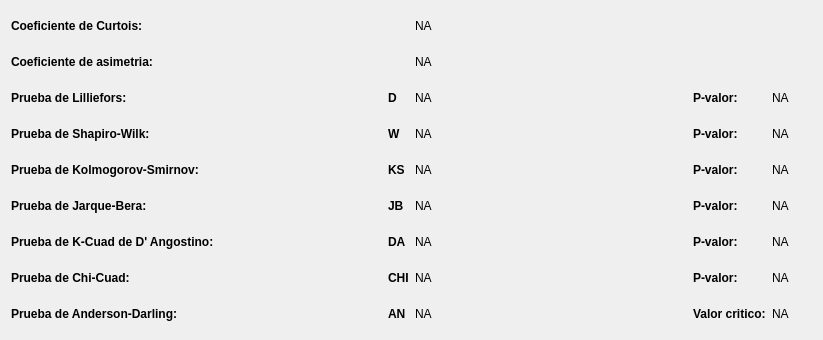
Before: the Qt Designer form view/ui/widget_test_normal_residual_not_scale.ui in vasha54/apm, drawn with Qt 5.
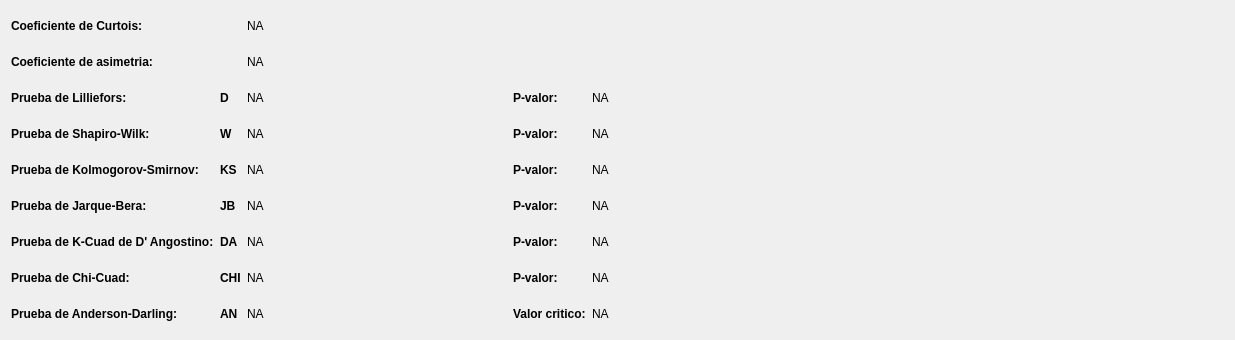
After: the same form once the commit is applied.

Patch:
```diff
--- a/view/ui/widget_test_normal_residual_not_scale.ui
+++ b/view/ui/widget_test_normal_residual_not_scale.ui
@@ -6,15 +6,17 @@
    <rect>
     <x>0</x>
     <y>0</y>
-    <width>823</width>
+    <width>1235</width>
     <height>340</height>
    </rect>
   </property>
   <property name="windowTitle">
    <string>Form</string>
   </property>
-  <layout class="QGridLayout" name="gridLayout">
-   <item row="0" column="0" colspan="2">
+  <layout class="QHBoxLayout" name="horizontalLayout">
+   <item>
+    <layout class="QVBoxLayout" name="verticalLayout_2">
+     <item>
     <widget class="QLabel" name="labelCOEFF_CURTOSIS_RWS">
      <property name="sizePolicy">
       <sizepolicy hsizetype="Maximum" vsizetype="Preferred">
@@ -33,52 +35,7 @@
      </property>
     </widget>
    </item>
-   <item row="0" column="2" colspan="6">
-    <spacer name="horizontalSpacer_10">
-     <property name="orientation">
-      <enum>Qt::Horizontal</enum>
-     </property>
-     <property name="sizeType">
-      <enum>QSizePolicy::Minimum</enum>
-     </property>
-     <property name="sizeHint" stdset="0">
-      <size>
-       <width>192</width>
-       <height>20</height>
-      </size>
-     </property>
-    </spacer>
-   </item>
-   <item row="0" column="8">
-    <widget class="QLabel" name="lOCOEFF_CURTOSIS_RWS">
-     <property name="sizePolicy">
-      <sizepolicy hsizetype="Minimum" vsizetype="Preferred">
-       <horstretch>0</horstretch>
-       <verstretch>0</verstretch>
-      </sizepolicy>
-     </property>
-     <property name="text">
-      <string>NA</string>
-     </property>
-    </widget>
-   </item>
-   <item row="0" column="9" colspan="3">
-    <spacer name="horizontalSpacer">
-     <property name="orientation">
-      <enum>Qt::Horizontal</enum>
-     </property>
-     <property name="sizeType">
-      <enum>QSizePolicy::Minimum</enum>
-     </property>
-     <property name="sizeHint" stdset="0">
-      <size>
-       <width>355</width>
-       <height>20</height>
-      </size>
-     </property>
-    </spacer>
-   </item>
-   <item row="1" column="0" colspan="3">
+     <item>
     <widget class="QLabel" name="labelCOEFF_ASYMETRY_RWS">
      <property name="sizePolicy">
       <sizepolicy hsizetype="Maximum" vsizetype="Preferred">
@@ -97,23 +54,173 @@
      </property>
     </widget>
    </item>
-   <item row="1" column="3" colspan="5">
-    <spacer name="horizontalSpacer_11">
+     <item>
+      <widget class="QLabel" name="labelLILLIEFORS_RWS">
+       <property name="sizePolicy">
+        <sizepolicy hsizetype="Maximum" vsizetype="Preferred">
+         <horstretch>0</horstretch>
+         <verstretch>0</verstretch>
+        </sizepolicy>
+       </property>
+       <property name="font">
+        <font>
+         <weight>75</weight>
+         <bold>true</bold>
+        </font>
+       </property>
+       <property name="text">
+        <string>Prueba de Lilliefors:</string>
+       </property>
+      </widget>
+     </item>
+     <item>
+      <widget class="QLabel" name="labelSHAPIRO_WILK_RWS">
+       <property name="sizePolicy">
+        <sizepolicy hsizetype="Maximum" vsizetype="Preferred">
+         <horstretch>0</horstretch>
+         <verstretch>0</verstretch>
+        </sizepolicy>
+       </property>
+       <property name="font">
+        <font>
+         <weight>75</weight>
+         <bold>true</bold>
+        </font>
+       </property>
+       <property name="text">
+        <string>Prueba de Shapiro-Wilk:</string>
+       </property>
+      </widget>
+     </item>
+     <item>
+      <widget class="QLabel" name="labelKOLMOGOROV_SMIRNOV_RWS">
+       <property name="sizePolicy">
+        <sizepolicy hsizetype="Maximum" vsizetype="Preferred">
+         <horstretch>0</horstretch>
+         <verstretch>0</verstretch>
+        </sizepolicy>
+       </property>
+       <property name="font">
+        <font>
+         <weight>75</weight>
+         <bold>true</bold>
+        </font>
+       </property>
+       <property name="text">
+        <string>Prueba de Kolmogorov-Smirnov:</string>
+       </property>
+      </widget>
+     </item>
+     <item>
+      <widget class="QLabel" name="labelJARQUE_BERA_RWS">
+       <property name="sizePolicy">
+        <sizepolicy hsizetype="Maximum" vsizetype="Preferred">
+         <horstretch>0</horstretch>
+         <verstretch>0</verstretch>
+        </sizepolicy>
+       </property>
+       <property name="font">
+        <font>
+         <weight>75</weight>
+         <bold>true</bold>
+        </font>
+       </property>
+       <property name="text">
+        <string>Prueba de Jarque-Bera:</string>
+       </property>
+      </widget>
+     </item>
+     <item>
+      <widget class="QLabel" name="labelK_CUAD_DANGOSTINO_RWS">
+       <property name="sizePolicy">
+        <sizepolicy hsizetype="Maximum" vsizetype="Preferred">
+         <horstretch>0</horstretch>
+         <verstretch>0</verstretch>
+        </sizepolicy>
+       </property>
+       <property name="font">
+        <font>
+         <weight>75</weight>
+         <bold>true</bold>
+        </font>
+       </property>
+       <property name="text">
+        <string>Prueba de K-Cuad de D' Angostino:</string>
+       </property>
+      </widget>
+     </item>
+     <item>
+      <widget class="QLabel" name="labelCHI_SQUARE_RWS">
+       <property name="sizePolicy">
+        <sizepolicy hsizetype="Maximum" vsizetype="Preferred">
+         <horstretch>0</horstretch>
+         <verstretch>0</verstretch>
+        </sizepolicy>
+       </property>
+       <property name="font">
+        <font>
+         <weight>75</weight>
+         <bold>true</bold>
+        </font>
+       </property>
+       <property name="text">
+        <string>Prueba de Chi-Cuad:</string>
+       </property>
+      </widget>
+     </item>
+     <item>
+      <widget class="QLabel" name="labelANDERSON_DARLING_RWS">
+       <property name="sizePolicy">
+        <sizepolicy hsizetype="Maximum" vsizetype="Preferred">
+         <horstretch>0</horstretch>
+         <verstretch>0</verstretch>
+        </sizepolicy>
+       </property>
+       <property name="font">
+        <font>
+         <weight>75</weight>
+         <bold>true</bold>
+        </font>
+       </property>
+       <property name="text">
+        <string>Prueba de Anderson-Darling:</string>
+       </property>
+      </widget>
+     </item>
+    </layout>
+   </item>
+   <item>
+    <layout class="QGridLayout" name="gridLayout">
+     <item row="0" column="1">
+      <widget class="QLabel" name="lOCOEFF_CURTOSIS_RWS">
+       <property name="sizePolicy">
+        <sizepolicy hsizetype="Minimum" vsizetype="Preferred">
+         <horstretch>0</horstretch>
+         <verstretch>0</verstretch>
+        </sizepolicy>
+       </property>
+       <property name="text">
+        <string>NA</string>
+       </property>
+      </widget>
+     </item>
+     <item row="0" column="2" colspan="3">
+      <spacer name="horizontalSpacer">
      <property name="orientation">
       <enum>Qt::Horizontal</enum>
      </property>
      <property name="sizeType">
-      <enum>QSizePolicy::Minimum</enum>
+        <enum>QSizePolicy::Maximum</enum>
      </property>
      <property name="sizeHint" stdset="0">
       <size>
-       <width>158</width>
-       <height>20</height>
+         <width>228</width>
+         <height>13</height>
       </size>
      </property>
     </spacer>
    </item>
-   <item row="1" column="8">
+     <item row="1" column="1">
     <widget class="QLabel" name="lOCOEFF_ASYMETRY_RWS">
      <property name="sizePolicy">
       <sizepolicy hsizetype="Minimum" vsizetype="Preferred">
@@ -126,58 +233,23 @@
      </property>
     </widget>
    </item>
-   <item row="1" column="9" colspan="3">
+     <item row="1" column="2" colspan="3">
     <spacer name="horizontalSpacer_2">
      <property name="orientation">
       <enum>Qt::Horizontal</enum>
      </property>
      <property name="sizeType">
-      <enum>QSizePolicy::Minimum</enum>
+        <enum>QSizePolicy::Maximum</enum>
      </property>
      <property name="sizeHint" stdset="0">
       <size>
-       <width>355</width>
-       <height>20</height>
+         <width>228</width>
+         <height>13</height>
       </size>
      </property>
     </spacer>
    </item>
    <item row="2" column="0">
-    <widget class="QLabel" name="labelLILLIEFORS_RWS">
-     <property name="sizePolicy">
-      <sizepolicy hsizetype="Maximum" vsizetype="Preferred">
-       <horstretch>0</horstretch>
-       <verstretch>0</verstretch>
-      </sizepolicy>
-     </property>
-     <property name="font">
-      <font>
-       <weight>75</weight>
-       <bold>true</bold>
-      </font>
-     </property>
-     <property name="text">
-      <string>Prueba de Lilliefors:</string>
-     </property>
-    </widget>
-   </item>
-   <item row="2" column="1" colspan="6">
-    <spacer name="horizontalSpacer_12">
-     <property name="orientation">
-      <enum>Qt::Horizontal</enum>
-     </property>
-     <property name="sizeType">
-      <enum>QSizePolicy::Minimum</enum>
-     </property>
-     <property name="sizeHint" stdset="0">
-      <size>
-       <width>191</width>
-       <height>20</height>
-      </size>
-     </property>
-    </spacer>
-   </item>
-   <item row="2" column="7">
     <widget class="QLabel" name="labelCOEFF_ASYMETRY_RWS_2">
      <property name="sizePolicy">
       <sizepolicy hsizetype="Maximum" vsizetype="Preferred">
@@ -196,7 +268,7 @@
      </property>
     </widget>
    </item>
-   <item row="2" column="8">
+     <item row="2" column="1">
     <widget class="QLabel" name="lOLILLIEFORS_RWS">
      <property name="sizePolicy">
       <sizepolicy hsizetype="Minimum" vsizetype="Preferred">
@@ -209,23 +281,23 @@
      </property>
     </widget>
    </item>
-   <item row="2" column="9">
+     <item row="2" column="2">
     <spacer name="horizontalSpacer_3">
      <property name="orientation">
       <enum>Qt::Horizontal</enum>
      </property>
      <property name="sizeType">
-      <enum>QSizePolicy::Minimum</enum>
+        <enum>QSizePolicy::Maximum</enum>
      </property>
      <property name="sizeHint" stdset="0">
       <size>
-       <width>230</width>
-       <height>20</height>
+         <width>68</width>
+         <height>17</height>
       </size>
      </property>
     </spacer>
    </item>
-   <item row="2" column="10">
+     <item row="2" column="3">
     <widget class="QLabel" name="labelLILLIEFORS_PVALUE_RWS">
      <property name="sizePolicy">
       <sizepolicy hsizetype="Maximum" vsizetype="Preferred">
@@ -244,7 +316,7 @@
      </property>
     </widget>
    </item>
-   <item row="2" column="11">
+     <item row="2" column="4">
     <widget class="QLabel" name="lOLILLIEFORS_PVALUE_RWS">
      <property name="sizePolicy">
       <sizepolicy hsizetype="Minimum" vsizetype="Preferred">
@@ -257,42 +329,7 @@
      </property>
     </widget>
    </item>
-   <item row="3" column="0" colspan="2">
-    <widget class="QLabel" name="labelSHAPIRO_WILK_RWS">
-     <property name="sizePolicy">
-      <sizepolicy hsizetype="Maximum" vsizetype="Preferred">
-       <horstretch>0</horstretch>
-       <verstretch>0</verstretch>
-      </sizepolicy>
-     </property>
-     <property name="font">
-      <font>
-       <weight>75</weight>
-       <bold>true</bold>
-      </font>
-     </property>
-     <property name="text">
-      <string>Prueba de Shapiro-Wilk:</string>
-     </property>
-    </widget>
-   </item>
-   <item row="3" column="3" colspan="4">
-    <spacer name="horizontalSpacer_13">
-     <property name="orientation">
-      <enum>Qt::Horizontal</enum>
-     </property>
-     <property name="sizeType">
-      <enum>QSizePolicy::Minimum</enum>
-     </property>
-     <property name="sizeHint" stdset="0">
-      <size>
-       <width>124</width>
-       <height>20</height>
-      </size>
-     </property>
-    </spacer>
-   </item>
-   <item row="3" column="7">
+     <item row="3" column="0">
     <widget class="QLabel" name="labelCOEFF_ASYMETRY_RWS_3">
      <property name="sizePolicy">
       <sizepolicy hsizetype="Maximum" vsizetype="Preferred">
@@ -311,7 +348,7 @@
      </property>
     </widget>
    </item>
-   <item row="3" column="8">
+     <item row="3" column="1">
     <widget class="QLabel" name="lOSHAPIRO_WILK_RWS">
      <property name="sizePolicy">
       <sizepolicy hsizetype="Minimum" vsizetype="Preferred">
@@ -324,23 +361,23 @@
      </property>
     </widget>
    </item>
-   <item row="3" column="9">
+     <item row="3" column="2">
     <spacer name="horizontalSpacer_4">
      <property name="orientation">
       <enum>Qt::Horizontal</enum>
      </property>
      <property name="sizeType">
-      <enum>QSizePolicy::Minimum</enum>
+        <enum>QSizePolicy::Maximum</enum>
      </property>
      <property name="sizeHint" stdset="0">
       <size>
-       <width>230</width>
+         <width>68</width>
        <height>20</height>
       </size>
      </property>
     </spacer>
    </item>
-   <item row="3" column="10">
+     <item row="3" column="3">
     <widget class="QLabel" name="labelSHAPIRO_WILK_PVALUE_RWS">
      <property name="sizePolicy">
       <sizepolicy hsizetype="Maximum" vsizetype="Preferred">
@@ -359,7 +396,7 @@
      </property>
     </widget>
    </item>
-   <item row="3" column="11">
+     <item row="3" column="4">
     <widget class="QLabel" name="lOSHAPIRO_WILK_PVALUE_RWS">
      <property name="sizePolicy">
       <sizepolicy hsizetype="Minimum" vsizetype="Preferred">
@@ -372,42 +409,7 @@
      </property>
     </widget>
    </item>
-   <item row="4" column="0" colspan="5">
-    <widget class="QLabel" name="labelKOLMOGOROV_SMIRNOV_RWS">
-     <property name="sizePolicy">
-      <sizepolicy hsizetype="Maximum" vsizetype="Preferred">
-       <horstretch>0</horstretch>
-       <verstretch>0</verstretch>
-      </sizepolicy>
-     </property>
-     <property name="font">
-      <font>
-       <weight>75</weight>
-       <bold>true</bold>
-      </font>
-     </property>
-     <property name="text">
-      <string>Prueba de Kolmogorov-Smirnov:</string>
-     </property>
-    </widget>
-   </item>
-   <item row="4" column="5" colspan="2">
-    <spacer name="horizontalSpacer_14">
-     <property name="orientation">
-      <enum>Qt::Horizontal</enum>
-     </property>
-     <property name="sizeType">
-      <enum>QSizePolicy::Minimum</enum>
-     </property>
-     <property name="sizeHint" stdset="0">
-      <size>
-       <width>58</width>
-       <height>20</height>
-      </size>
-     </property>
-    </spacer>
-   </item>
-   <item row="4" column="7">
+     <item row="4" column="0">
     <widget class="QLabel" name="labelCOEFF_ASYMETRY_RWS_4">
      <property name="sizePolicy">
       <sizepolicy hsizetype="Maximum" vsizetype="Preferred">
@@ -426,7 +428,7 @@
      </property>
     </widget>
    </item>
-   <item row="4" column="8">
+     <item row="4" column="1">
     <widget class="QLabel" name="lOKOLMOGOROV_SMIRNOV_RWS">
      <property name="sizePolicy">
       <sizepolicy hsizetype="Minimum" vsizetype="Preferred">
@@ -439,7 +441,7 @@
      </property>
     </widget>
    </item>
-   <item row="4" column="9">
+     <item row="4" column="2">
     <spacer name="horizontalSpacer_5">
      <property name="orientation">
       <enum>Qt::Horizontal</enum>
@@ -449,13 +451,13 @@
      </property>
      <property name="sizeHint" stdset="0">
       <size>
-       <width>230</width>
+         <width>68</width>
        <height>20</height>
       </size>
      </property>
     </spacer>
    </item>
-   <item row="4" column="10">
+     <item row="4" column="3">
     <widget class="QLabel" name="labelKOLMOGOROV_SMIRNOV_PVALUE_RWS">
      <property name="sizePolicy">
       <sizepolicy hsizetype="Maximum" vsizetype="Preferred">
@@ -474,7 +476,7 @@
      </property>
     </widget>
    </item>
-   <item row="4" column="11">
+     <item row="4" column="4">
     <widget class="QLabel" name="lOKOLMOGOROV_SMIRNOV_PVALUE_RWS">
      <property name="sizePolicy">
       <sizepolicy hsizetype="Minimum" vsizetype="Preferred">
@@ -487,42 +489,7 @@
      </property>
     </widget>
    </item>
-   <item row="5" column="0" colspan="2">
-    <widget class="QLabel" name="labelJARQUE_BERA_RWS">
-     <property name="sizePolicy">
-      <sizepolicy hsizetype="Maximum" vsizetype="Preferred">
-       <horstretch>0</horstretch>
-       <verstretch>0</verstretch>
-      </sizepolicy>
-     </property>
-     <property name="font">
-      <font>
-       <weight>75</weight>
-       <bold>true</bold>
-      </font>
-     </property>
-     <property name="text">
-      <string>Prueba de Jarque-Bera:</string>
-     </property>
-    </widget>
-   </item>
-   <item row="5" column="2" colspan="5">
-    <spacer name="horizontalSpacer_16">
-     <property name="orientation">
-      <enum>Qt::Horizontal</enum>
-     </property>
-     <property name="sizeType">
-      <enum>QSizePolicy::Minimum</enum>
-     </property>
-     <property name="sizeHint" stdset="0">
-      <size>
-       <width>158</width>
-       <height>20</height>
-      </size>
-     </property>
-    </spacer>
-   </item>
-   <item row="5" column="7">
+     <item row="5" column="0">
     <widget class="QLabel" name="labelCOEFF_ASYMETRY_RWS_5">
      <property name="sizePolicy">
       <sizepolicy hsizetype="Maximum" vsizetype="Preferred">
@@ -541,7 +508,7 @@
      </property>
     </widget>
    </item>
-   <item row="5" column="8">
+     <item row="5" column="1">
     <widget class="QLabel" name="lOJARQUE_BERA_RWS">
      <property name="sizePolicy">
       <sizepolicy hsizetype="Minimum" vsizetype="Preferred">
@@ -554,23 +521,23 @@
      </property>
     </widget>
    </item>
-   <item row="5" column="9">
+     <item row="5" column="2">
     <spacer name="horizontalSpacer_6">
      <property name="orientation">
       <enum>Qt::Horizontal</enum>
      </property>
      <property name="sizeType">
-      <enum>QSizePolicy::Minimum</enum>
+        <enum>QSizePolicy::Maximum</enum>
      </property>
      <property name="sizeHint" stdset="0">
       <size>
-       <width>230</width>
+         <width>68</width>
        <height>20</height>
       </size>
      </property>
     </spacer>
    </item>
-   <item row="5" column="10">
+     <item row="5" column="3">
     <widget class="QLabel" name="labelJARQUE_BERA_PVALUE_RWS">
      <property name="sizePolicy">
       <sizepolicy hsizetype="Maximum" vsizetype="Preferred">
@@ -589,7 +556,7 @@
      </property>
     </widget>
    </item>
-   <item row="5" column="11">
+     <item row="5" column="4">
     <widget class="QLabel" name="lOJARQUE_BERA_PVALUE_RWS">
      <property name="sizePolicy">
       <sizepolicy hsizetype="Minimum" vsizetype="Preferred">
@@ -602,42 +569,7 @@
      </property>
     </widget>
    </item>
-   <item row="6" column="0" colspan="6">
-    <widget class="QLabel" name="labelK_CUAD_DANGOSTINO_RWS">
-     <property name="sizePolicy">
-      <sizepolicy hsizetype="Maximum" vsizetype="Preferred">
-       <horstretch>0</horstretch>
-       <verstretch>0</verstretch>
-      </sizepolicy>
-     </property>
-     <property name="font">
-      <font>
-       <weight>75</weight>
-       <bold>true</bold>
-      </font>
-     </property>
-     <property name="text">
-      <string>Prueba de K-Cuad de D' Angostino:</string>
-     </property>
-    </widget>
-   </item>
-   <item row="6" column="6">
-    <spacer name="horizontalSpacer_15">
-     <property name="orientation">
-      <enum>Qt::Horizontal</enum>
-     </property>
-     <property name="sizeType">
-      <enum>QSizePolicy::Minimum</enum>
-     </property>
-     <property name="sizeHint" stdset="0">
-      <size>
-       <width>25</width>
-       <height>20</height>
-      </size>
-     </property>
-    </spacer>
-   </item>
-   <item row="6" column="7">
+     <item row="6" column="0">
     <widget class="QLabel" name="labelCOEFF_ASYMETRY_RWS_6">
      <property name="sizePolicy">
       <sizepolicy hsizetype="Maximum" vsizetype="Preferred">
@@ -656,7 +588,7 @@
      </property>
     </widget>
    </item>
-   <item row="6" column="8">
+     <item row="6" column="1">
     <widget class="QLabel" name="lOK_CUAD_DANGOSTINO_RWS">
      <property name="sizePolicy">
       <sizepolicy hsizetype="Minimum" vsizetype="Preferred">
@@ -669,7 +601,7 @@
      </property>
     </widget>
    </item>
-   <item row="6" column="9">
+     <item row="6" column="2">
     <spacer name="horizontalSpacer_7">
      <property name="orientation">
       <enum>Qt::Horizontal</enum>
@@ -679,13 +611,13 @@
      </property>
      <property name="sizeHint" stdset="0">
       <size>
-       <width>230</width>
+         <width>68</width>
        <height>20</height>
       </size>
      </property>
     </spacer>
    </item>
-   <item row="6" column="10">
+     <item row="6" column="3">
     <widget class="QLabel" name="labelK_CUAD_DANGOSTINO_PVALUE_RWS">
      <property name="sizePolicy">
       <sizepolicy hsizetype="Maximum" vsizetype="Preferred">
@@ -704,7 +636,7 @@
      </property>
     </widget>
    </item>
-   <item row="6" column="11">
+     <item row="6" column="4">
     <widget class="QLabel" name="lOK_CUAD_DANGOSTINO_PVALUE_RWS">
      <property name="sizePolicy">
       <sizepolicy hsizetype="Minimum" vsizetype="Preferred">
@@ -718,41 +650,6 @@
     </widget>
    </item>
    <item row="7" column="0">
-    <widget class="QLabel" name="labelCHI_SQUARE_RWS">
-     <property name="sizePolicy">
-      <sizepolicy hsizetype="Maximum" vsizetype="Preferred">
-       <horstretch>0</horstretch>
-       <verstretch>0</verstretch>
-      </sizepolicy>
-     </property>
-     <property name="font">
-      <font>
-       <weight>75</weight>
-       <bold>true</bold>
-      </font>
-     </property>
-     <property name="text">
-      <string>Prueba de Chi-Cuad:</string>
-     </property>
-    </widget>
-   </item>
-   <item row="7" column="1" colspan="6">
-    <spacer name="horizontalSpacer_17">
-     <property name="orientation">
-      <enum>Qt::Horizontal</enum>
-     </property>
-     <property name="sizeType">
-      <enum>QSizePolicy::Minimum</enum>
-     </property>
-     <property name="sizeHint" stdset="0">
-      <size>
-       <width>191</width>
-       <height>20</height>
-      </size>
-     </property>
-    </spacer>
-   </item>
-   <item row="7" column="7">
     <widget class="QLabel" name="labelCOEFF_ASYMETRY_RWS_7">
      <property name="sizePolicy">
       <sizepolicy hsizetype="Maximum" vsizetype="Preferred">
@@ -771,7 +668,7 @@
      </property>
     </widget>
    </item>
-   <item row="7" column="8">
+     <item row="7" column="1">
     <widget class="QLabel" name="lOCHI_SQUARE_RWS">
      <property name="sizePolicy">
       <sizepolicy hsizetype="Minimum" vsizetype="Preferred">
@@ -784,7 +681,7 @@
      </property>
     </widget>
    </item>
-   <item row="7" column="9">
+     <item row="7" column="2">
     <spacer name="horizontalSpacer_8">
      <property name="orientation">
       <enum>Qt::Horizontal</enum>
@@ -794,13 +691,13 @@
      </property>
      <property name="sizeHint" stdset="0">
       <size>
-       <width>230</width>
+         <width>68</width>
        <height>20</height>
       </size>
      </property>
     </spacer>
    </item>
-   <item row="7" column="10">
+     <item row="7" column="3">
     <widget class="QLabel" name="labelCHI_SQUARE_PVALUE_RWS">
      <property name="sizePolicy">
       <sizepolicy hsizetype="Maximum" vsizetype="Preferred">
@@ -819,7 +716,7 @@
      </property>
     </widget>
    </item>
-   <item row="7" column="11">
+     <item row="7" column="4">
     <widget class="QLabel" name="lOCHI_SQUARE_PVALUE_RWS">
      <property name="sizePolicy">
       <sizepolicy hsizetype="Minimum" vsizetype="Preferred">
@@ -832,42 +729,7 @@
      </property>
     </widget>
    </item>
-   <item row="8" column="0" colspan="4">
-    <widget class="QLabel" name="labelANDERSON_DARLING_RWS">
-     <property name="sizePolicy">
-      <sizepolicy hsizetype="Maximum" vsizetype="Preferred">
-       <horstretch>0</horstretch>
-       <verstretch>0</verstretch>
-      </sizepolicy>
-     </property>
-     <property name="font">
-      <font>
-       <weight>75</weight>
-       <bold>true</bold>
-      </font>
-     </property>
-     <property name="text">
-      <string>Prueba de Anderson-Darling:</string>
-     </property>
-    </widget>
-   </item>
-   <item row="8" column="4" colspan="3">
-    <spacer name="horizontalSpacer_18">
-     <property name="orientation">
-      <enum>Qt::Horizontal</enum>
-     </property>
-     <property name="sizeType">
-      <enum>QSizePolicy::Minimum</enum>
-     </property>
-     <property name="sizeHint" stdset="0">
-      <size>
-       <width>91</width>
-       <height>20</height>
-      </size>
-     </property>
-    </spacer>
-   </item>
-   <item row="8" column="7">
+     <item row="8" column="0">
     <widget class="QLabel" name="labelCOEFF_ASYMETRY_RWS_8">
      <property name="sizePolicy">
       <sizepolicy hsizetype="Maximum" vsizetype="Preferred">
@@ -886,7 +748,7 @@
      </property>
     </widget>
    </item>
-   <item row="8" column="8">
+     <item row="8" column="1">
     <widget class="QLabel" name="lOANDERSON_DARLING_RWS">
      <property name="sizePolicy">
       <sizepolicy hsizetype="Minimum" vsizetype="Preferred">
@@ -899,23 +761,23 @@
      </property>
     </widget>
    </item>
-   <item row="8" column="9">
+     <item row="8" column="2">
     <spacer name="horizontalSpacer_9">
      <property name="orientation">
       <enum>Qt::Horizontal</enum>
      </property>
      <property name="sizeType">
-      <enum>QSizePolicy::Minimum</enum>
+        <enum>QSizePolicy::Maximum</enum>
      </property>
      <property name="sizeHint" stdset="0">
       <size>
-       <width>230</width>
+         <width>68</width>
        <height>20</height>
       </size>
      </property>
     </spacer>
    </item>
-   <item row="8" column="10">
+     <item row="8" column="3">
     <widget class="QLabel" name="labelANDERSON_DARLING_PVALUE_RWS">
      <property name="sizePolicy">
       <sizepolicy hsizetype="Maximum" vsizetype="Preferred">
@@ -934,7 +796,7 @@
      </property>
     </widget>
    </item>
-   <item row="8" column="11">
+     <item row="8" column="4">
     <widget class="QLabel" name="lOANDERSON_DARLING_PVALUE_RWS">
      <property name="sizePolicy">
       <sizepolicy hsizetype="Minimum" vsizetype="Preferred">
@@ -946,6 +808,53 @@
       <string>NA</string>
      </property>
     </widget>
+     </item>
+    </layout>
+   </item>
+   <item>
+    <layout class="QVBoxLayout" name="verticalLayout">
+     <property name="spacing">
+      <number>0</number>
+     </property>
+     <item>
+      <widget class="QWidget" name="widgetGraphOne" native="true">
+       <property name="sizePolicy">
+        <sizepolicy hsizetype="Minimum" vsizetype="Minimum">
+         <horstretch>0</horstretch>
+         <verstretch>0</verstretch>
+        </sizepolicy>
+       </property>
+       <layout class="QVBoxLayout" name="verticalLayout_4"/>
+      </widget>
+     </item>
+     <item>
+      <spacer name="horizontalSpacer_19">
+       <property name="orientation">
+        <enum>Qt::Horizontal</enum>
+       </property>
+       <property name="sizeType">
+        <enum>QSizePolicy::Minimum</enum>
+       </property>
+       <property name="sizeHint" stdset="0">
+        <size>
+         <width>288</width>
+         <height>15</height>
+        </size>
+       </property>
+      </spacer>
+     </item>
+     <item>
+      <widget class="QWidget" name="widgetGraphTwo" native="true">
+       <property name="sizePolicy">
+        <sizepolicy hsizetype="Minimum" vsizetype="Minimum">
+         <horstretch>0</horstretch>
+         <verstretch>0</verstretch>
+        </sizepolicy>
+       </property>
+       <layout class="QVBoxLayout" name="verticalLayout_5"/>
+      </widget>
+     </item>
+    </layout>
    </item>
   </layout>
  </widget>
```
Lines whose indentation alone changed are shown as unchanged.
